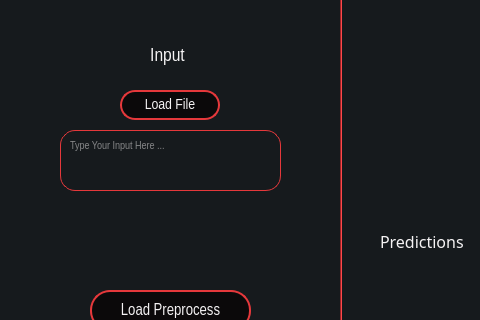
First picture: the form in main-page.ui, repository heidariarash/NN2GUI, before the edit; both pictures show x 0 to 480 and y 280 to 600 of the 946 by 703 pixel window.
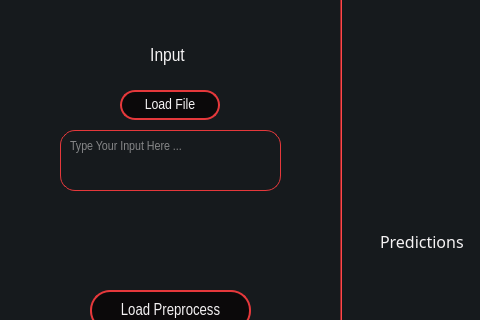
Second picture: the form after the edit. Icons and pictures are not drawn.

Commit message: input type functionality on input input

Diff of the .ui file:
```diff
--- a/main-page.ui
+++ b/main-page.ui
@@ -575,7 +575,7 @@
     <property name="font">
      <font>
       <family>Arial Narrow</family>
-      <pointsize>8</pointsize>
+      <pointsize>10</pointsize>
      </font>
     </property>
     <property name="styleSheet">
@@ -584,6 +584,10 @@
 	border: 1px solid #E5383B;
 	padding: 5px;
 	color: #F5F3F4;
+}
+
+QTextEdit:disabled {
+	background-color: #BA181B;
 }</string>
     </property>
     <property name="verticalScrollBarPolicy">
```
The commit also changes 2 other files.
